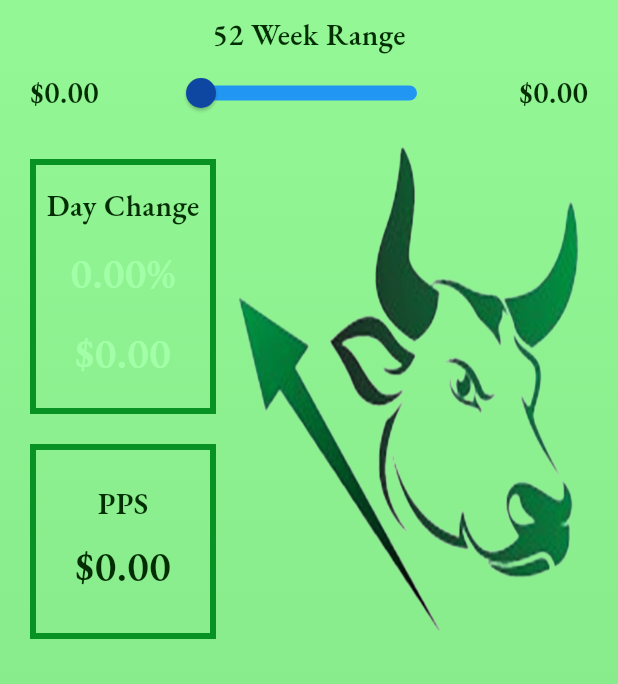
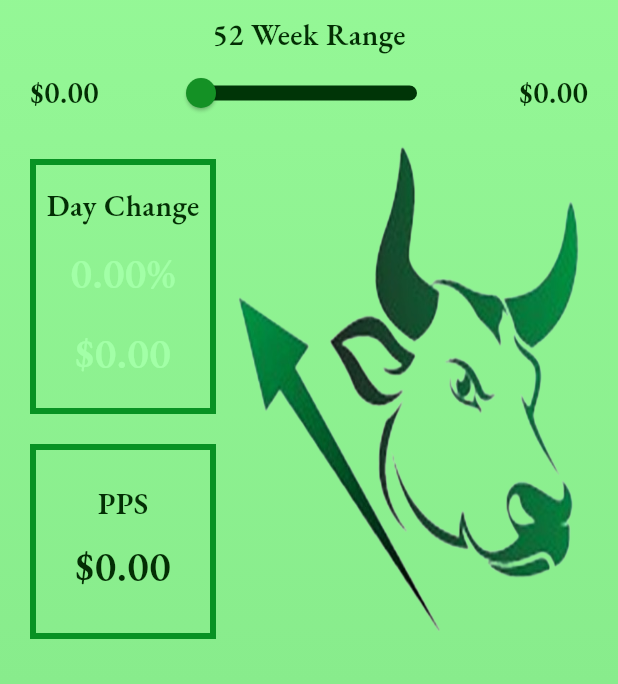
Before and after one commit to JoshMJohnson/Stock_Alert, a Flutter app: the TickerPage screen opened directly with empty values, on a phone screen of 412 x 824 dp, the part 552-1236 px from its top. Run offline on Flutter 3.47's test engine with Material 3 defaults, Android fonts, the phone set to English and light mode, and no system bars; our stand-ins replace awesome_notifications, shared_preferences, sqflite; missing offline and left inert: fading_edge_scrollview; accounts and stored records are empty.

Commit message:
Update theme.dart

```diff
--- a/lib/theme.dart
+++ b/lib/theme.dart
@@ -65,9 +65,9 @@ ThemeData lightMode = ThemeData(
     thumbColor: Color.fromARGB(255, 20, 145, 37),
     activeTrackColor: Color.fromARGB(255, 60, 174, 75),
     inactiveTrackColor: Color.fromARGB(255, 0, 53, 7),
-    disabledThumbColor: Color(0xFF0D47A1),
-    disabledActiveTrackColor: Color(0xFF2196F3),
-    disabledInactiveTrackColor: Color(0xFF2196F3),
+    disabledThumbColor: Color.fromARGB(255, 20, 145, 37),
+    disabledActiveTrackColor: Color.fromARGB(255, 60, 174, 75),
+    disabledInactiveTrackColor: Color.fromARGB(255, 0, 53, 7),
   ),
   // dropdown - quantity reminders in settings
   dropdownMenuTheme: const DropdownMenuThemeData(
```
